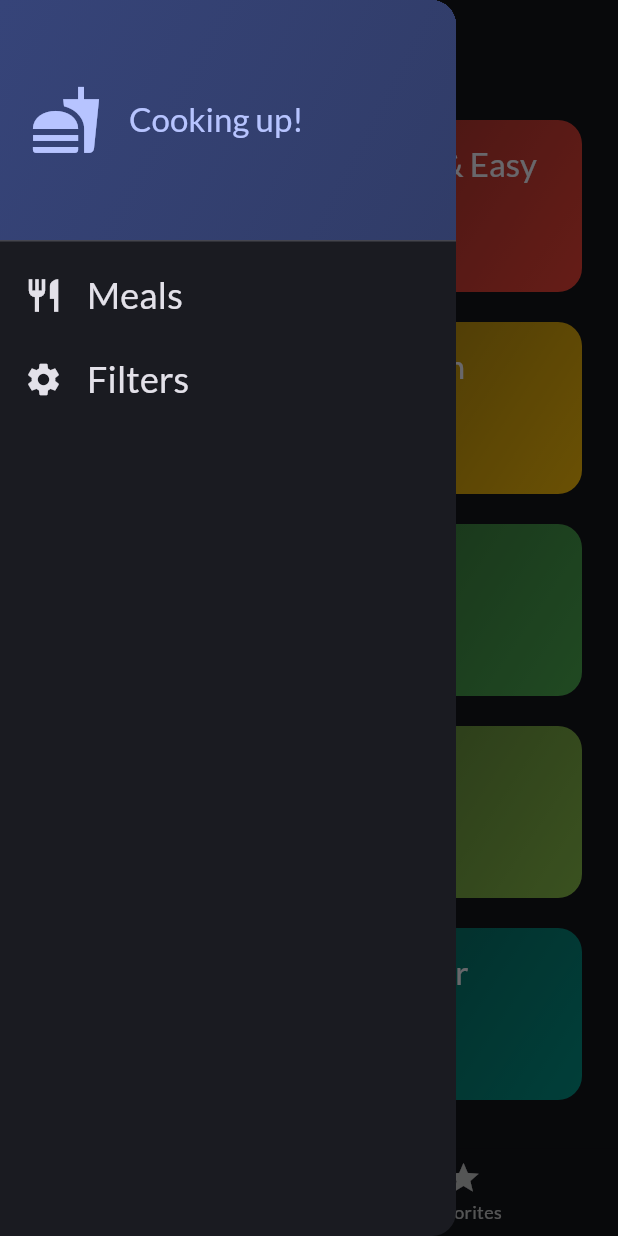
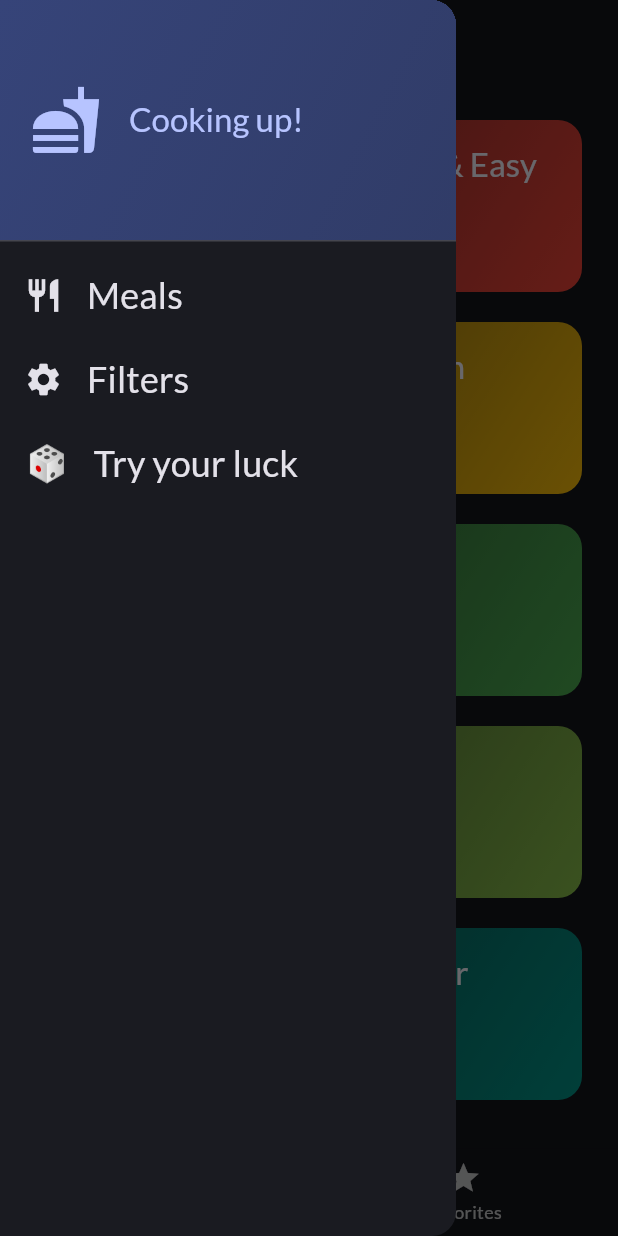
Before and after one commit to sagrimstad/assignment2_meals_app_14, a Flutter app: the screen it shows after launch, with the side drawer open, on a phone screen of 412 x 824 dp. Run offline on Flutter 3.47's test engine with Material 3 defaults, Android fonts, the light colour scheme and no system bars; our stand-ins replace flutter_riverpod, google_fonts, transparent_image.

Commit message:
added the try your luck functonality to the project

```diff
--- a/lib/screens/tabs.dart
+++ b/lib/screens/tabs.dart
@@ -66,6 +66,7 @@ class _TabsScreenState extends ConsumerState<TabsScreen> {
       ),
       drawer: MainDrawer(
         onSelectedScreen: _setScreen,
+        meals: avaliableMeals,
       ),
       body: activePage,
       bottomNavigationBar: BottomNavigationBar(
--- a/lib/widgets/main_drawer.dart
+++ b/lib/widgets/main_drawer.dart
@@ -1,10 +1,33 @@
+import 'dart:math';
+
 import 'package:flutter/material.dart';
+import 'package:meals_app/models/meal.dart';
+import 'package:meals_app/providers/meals_provider.dart';
+import 'package:meals_app/screens/meal_details.dart';
 
 /// Represents a drawer menu that appears when side menu button is pressed
 class MainDrawer extends StatelessWidget {
-  const MainDrawer({super.key, required this.onSelectedScreen});
+  const MainDrawer(
+      {super.key, required this.onSelectedScreen, required this.meals});
 
   final void Function(String identifier) onSelectedScreen;
+  final List<Meal> meals;
+
+  void _selectRandomMeal(BuildContext context) {
+    if (meals.isNotEmpty) {
+      final random = Random();
+      final randomMeal = meals[random.nextInt(meals.length)];
+
+      // Navigate to MealDetailsScreen using the random meal
+      Navigator.of(context).push(
+        MaterialPageRoute(
+          builder: (ctx) => MealDetailsScreen(
+            meal: randomMeal,
+          ),
+        ),
+      );
+    }
+  }
 
   @override
   Widget build(BuildContext context) {
@@ -73,6 +96,22 @@ class MainDrawer extends StatelessWidget {
               onSelectedScreen("filters");
             },
           ),
+          ListTile(
+            leading: Text(
+              '🎲',
+              style: TextStyle(fontSize: 24.0),
+            ),
+            title: Text(
+              "Try your luck",
+              style: Theme.of(context).textTheme.titleSmall!.copyWith(
+                    color: Theme.of(context).colorScheme.onSurface,
+                    fontSize: 24,
+                  ),
+            ),
+            onTap: () {
+              _selectRandomMeal(context);
+            },
+          ),
         ],
       ),
     );
```
